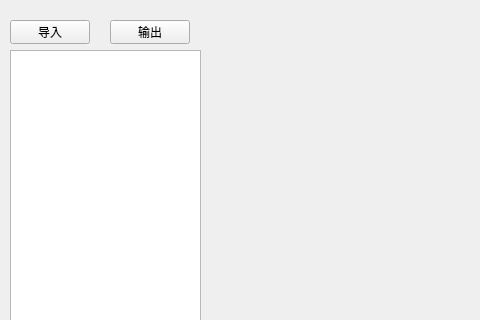
Po7arBeaR/dxfAnalyzer, file widget.ui: the form before one commit; both pictures show x 0 to 480 and y 0 to 320 of the 849 by 600 pixel window.
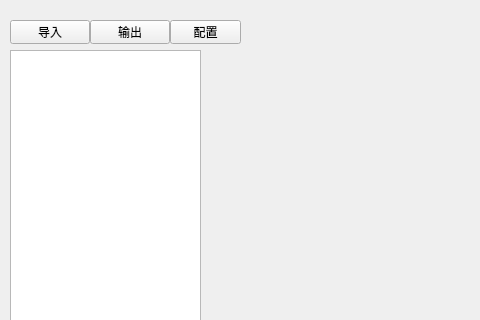
The form after the commit.

```diff
--- a/widget.ui
+++ b/widget.ui
@@ -39,7 +39,7 @@
   <widget class="QPushButton" name="pb_output">
    <property name="geometry">
     <rect>
-     <x>110</x>
+     <x>90</x>
      <y>20</y>
      <width>80</width>
      <height>24</height>
@@ -49,6 +49,19 @@
     <string>输出</string>
    </property>
   </widget>
+  <widget class="QPushButton" name="pb_Config">
+   <property name="geometry">
+    <rect>
+     <x>170</x>
+     <y>20</y>
+     <width>71</width>
+     <height>24</height>
+    </rect>
+   </property>
+   <property name="text">
+    <string>配置</string>
+   </property>
+  </widget>
  </widget>
  <resources/>
  <connections/>
```
